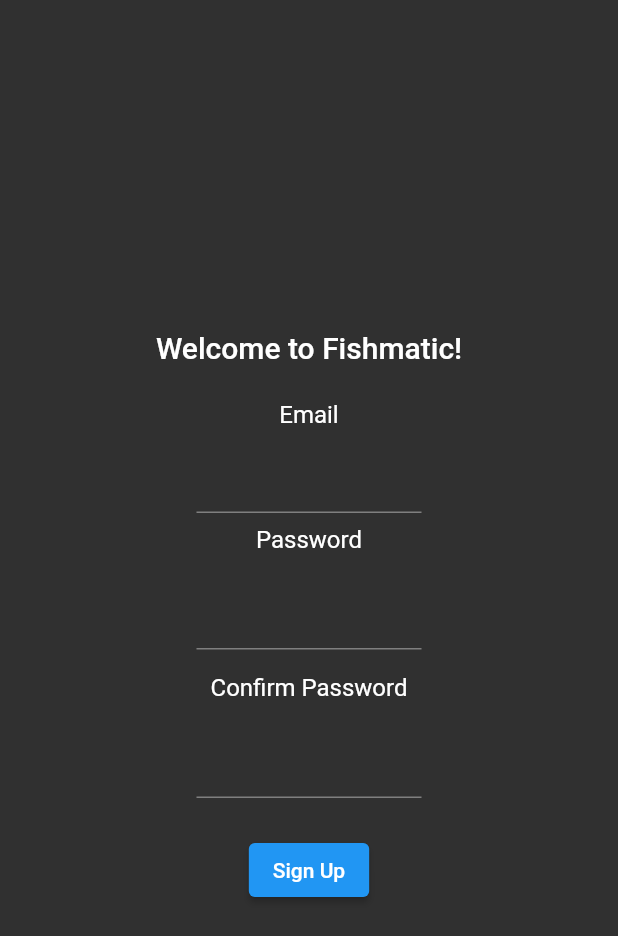
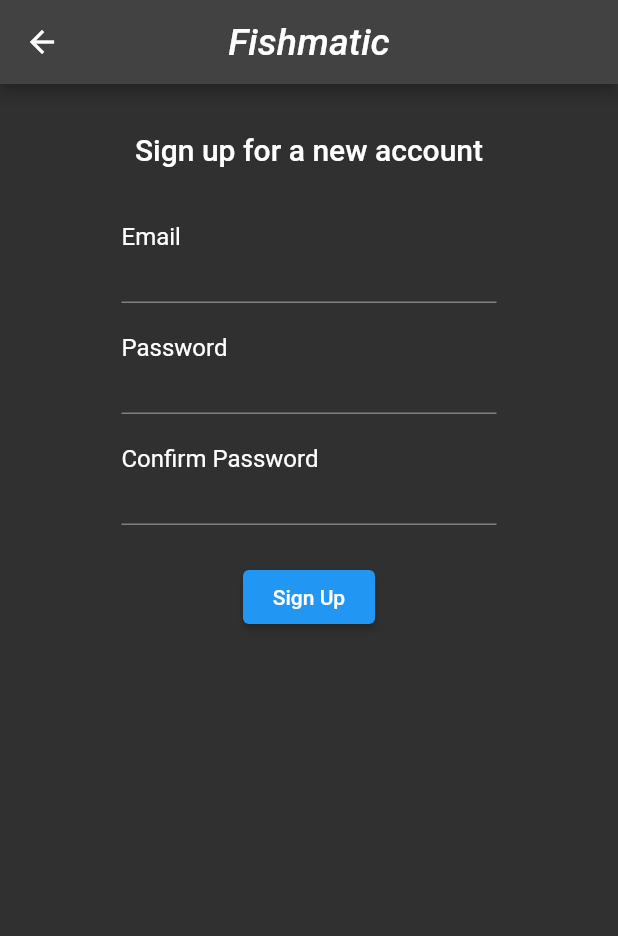
Before and after one commit to Saurya0401/fishmatic, a Flutter app: the screen it shows after launch, after a tap on "Login", after a tap on "Sign Up", on a phone screen of 412 x 824 dp. Shown: the top 936 px of the screen. Run offline on Flutter 3.47's test engine with Material 2 defaults, Android fonts, the phone set to English and light mode, and no system bars; our stand-ins replace firebase_auth, firebase_core, firebase_database, rxdart, syncfusion_flutter_gauges; accounts and stored records are empty.

Commit message:
minor UI changes

```diff
--- a/lib/account.dart
+++ b/lib/account.dart
@@ -115,105 +115,105 @@ class _SignUpPageState extends State<SignUpPage> {
   @override
   Widget build(BuildContext context) {
     return Scaffold(
+      appBar: AppBar(
+        title: Text(
+          'Fishmatic',
+          style: TextStyle(
+            fontSize: 25.0,
+            fontStyle: FontStyle.italic,
+          ),
+        ),
+        centerTitle: true,
+      ),
       body: SafeArea(
         child: LayoutBuilder(
-          builder: (context, constraints) => Column(
-            mainAxisAlignment: MainAxisAlignment.center,
+          builder: (context, constraints) => SingleChildScrollView(
+            child: Column(
               children: <Widget>[
                 Center(
                   child: Padding(
-                  padding: const EdgeInsets.all(16.0),
+                    padding: const EdgeInsets.symmetric(
+                        vertical: 32.0, horizontal: 16.0),
                     child: Text(
-                    'Welcome to Fishmatic!',
+                      'Sign up for a new account',
                       style: Theme.of(context).textTheme.titleLarge,
                     ),
                   ),
                 ),
-              Column(
-                mainAxisAlignment: MainAxisAlignment.center,
+                SizedBox(
+                  width: 250.0,
+                  child: Column(
+                    mainAxisSize: MainAxisSize.min,
+                    crossAxisAlignment: CrossAxisAlignment.start,
                     children: <Widget>[
                       Padding(
-                    padding: const EdgeInsets.all(8.0),
+                        padding: const EdgeInsets.only(top: 5.0),
                         child: Text(
                           'Email',
                           style: TextStyle(fontSize: 16.0),
                         ),
                       ),
-                  SizedBox(
-                    width: 150,
-                    child: TextField(
+                      TextField(
                         enabled: !_signingUp,
                         controller: _emailCtrl!,
                         decoration: InputDecoration(
-                          errorText: _validEmail ? null : 'Please enter email'),
+                            isDense: true,
+                            errorText:
+                                _validEmail ? null : 'Please enter email'),
                       ),
-                  ),
-                ],
-              ),
-              Column(
-                mainAxisAlignment: MainAxisAlignment.center,
-                children: <Widget>[
                       Padding(
-                    padding: const EdgeInsets.all(8.0),
+                        padding: const EdgeInsets.only(top: 20.0),
                         child: Text(
                           'Password',
                           style: TextStyle(fontSize: 16.0),
                         ),
                       ),
-                  Padding(
-                    padding: const EdgeInsets.all(8.0),
-                    child: SizedBox(
-                      width: 150,
-                      child: TextField(
+                      TextField(
                         enabled: !_signingUp,
                         controller: _passCtrl!,
                         obscureText: true,
                         decoration: InputDecoration(
+                            isDense: true,
                             errorText:
                                 _validPass ? null : 'Please enter password'),
+                      ),
+                      Padding(
+                        padding: const EdgeInsets.only(top: 20.0),
+                        child: Text(
+                          'Confirm Password',
+                          style: TextStyle(fontSize: 16.0),
+                        ),
+                      ),
+                      TextField(
+                        enabled: !_signingUp,
+                        controller: _confCtrl!,
+                        obscureText: true,
+                        decoration: InputDecoration(
+                            isDense: true,
+                            errorText: _validConf ? null : _confError),
+                      ),
+                      Padding(
+                        padding: const EdgeInsets.all(24.0),
+                        child: Center(
+                          child: SizedBox(
+                            width: 88,
+                            child: ElevatedButton(
+                              onPressed: _signingUp
+                                  ? null
+                                  : () async => await _signUp(),
+                              child: _signingUp
+                                  ? SizedBox(
+                                      width: 22,
+                                      height: 22,
+                                      child: CircularProgressIndicator(),
+                                    )
+                                  : Text('Sign Up'),
+                            ),
                           ),
                         ),
                       ),
                     ],
                   ),
-              Column(
-                mainAxisAlignment: MainAxisAlignment.center,
-                children: <Widget>[
-                  Padding(
-                    padding: const EdgeInsets.all(8.0),
-                    child: Text(
-                      'Confirm Password',
-                      style: TextStyle(fontSize: 16.0),
-                    ),
-                  ),
-                  Padding(
-                    padding: const EdgeInsets.all(8.0),
-                    child: SizedBox(
-                      width: 150,
-                      child: TextField(
-                        enabled: !_signingUp,
-                        controller: _confCtrl!,
-                        obscureText: true,
-                        decoration: InputDecoration(
-                            errorText: _validConf ? null : _confError),
-                      ),
-                    ),
-                  ),
-                ],
-              ),
-              Row(
-                mainAxisAlignment: MainAxisAlignment.center,
-                children: <Widget>[
-                  Padding(
-                    padding: const EdgeInsets.all(16.0),
-                    child: _signingUp
-                        ? null
-                        : ElevatedButton(
-                            onPressed: () async => await _signUp(),
-                            child: Text('Sign Up'),
-                          ),
-                  ),
-                ],
                 ),
                 if (_statusText != null)
                   Text(
@@ -224,6 +224,7 @@ class _SignUpPageState extends State<SignUpPage> {
                     ),
                   ),
               ],
+            ),
           ),
         ),
       ),
@@ -272,9 +273,9 @@ class _LoginPageState extends State<LoginPage> {
         Navigator.popAndPushNamed(context, RouteNames.home);
       } on FirebaseAuthException catch (error) {
         if (error.code == 'user-not-found') {
-          _showError('User not found, please sign-up.');
+          _showError('User not found, please sign-up');
         } else if (error.code == 'wrong-password') {
-          _showError('Wrong password.');
+          _showError('Incorrect password');
         }
       }
     }
@@ -306,91 +307,96 @@ class _LoginPageState extends State<LoginPage> {
   @override
   Widget build(BuildContext context) {
     return Scaffold(
+      appBar: AppBar(
+        title: Text(
+          'Fishmatic',
+          style: TextStyle(
+            fontSize: 25.0,
+            fontStyle: FontStyle.italic,
+          ),
+        ),
+        centerTitle: true,
+      ),
       body: SafeArea(
         child: LayoutBuilder(
-          builder: (context, constraints) => Column(
-            mainAxisAlignment: MainAxisAlignment.center,
+          builder: (context, constraints) => SingleChildScrollView(
+            child: Column(
               children: <Widget>[
                 Center(
                   child: Padding(
-                  padding: const EdgeInsets.all(16.0),
+                    padding: const EdgeInsets.symmetric(
+                        vertical: 32.0, horizontal: 16.0),
                     child: Text(
-                    'Welcome to Fishmatic!',
+                      'Sign in to your account',
                       style: Theme.of(context).textTheme.titleLarge,
                     ),
                   ),
                 ),
-              Row(
-                mainAxisAlignment: MainAxisAlignment.center,
+                SizedBox(
+                  width: 250.0,
+                  child: Column(
+                    crossAxisAlignment: CrossAxisAlignment.start,
                     children: <Widget>[
                       Padding(
-                    padding: const EdgeInsets.all(8.0),
+                        padding: const EdgeInsets.only(top: 5.0),
                         child: Text(
                           'Email',
                           style: TextStyle(fontSize: 16.0),
                         ),
                       ),
-                  SizedBox(
-                    width: 16.0,
-                  ),
-                  SizedBox(
-                    width: 150,
-                    child: TextField(
+                      TextField(
                         enabled: !_loggingIn,
                         controller: _emailCtrl!,
                         decoration: InputDecoration(
-                          errorText: _validEmail ? null : 'Please enter email'),
+                            isDense: true,
+                            errorText:
+                                _validEmail ? null : 'Please enter email'),
                       ),
-                  ),
-                ],
-              ),
-              Row(
-                mainAxisAlignment: MainAxisAlignment.center,
-                children: <Widget>[
                       Padding(
-                    padding: const EdgeInsets.all(8.0),
+                        padding: const EdgeInsets.only(top: 20.0),
                         child: Text(
                           'Password',
                           style: TextStyle(fontSize: 16.0),
                         ),
                       ),
-                  SizedBox(
-                    width: 16.0,
-                  ),
-                  Padding(
-                    padding: const EdgeInsets.all(8.0),
-                    child: SizedBox(
-                      width: 150,
-                      child: TextField(
+                      TextField(
                         enabled: !_loggingIn,
                         controller: _passCtrl!,
                         obscureText: true,
                         decoration: InputDecoration(
+                            isDense: true,
                             errorText:
                                 _validPass ? null : 'Please enter password'),
                       ),
-                    ),
-                  ),
-                ],
-              ),
                       Row(
                         mainAxisAlignment: MainAxisAlignment.center,
-                children: <Widget>[
+                        children: [
                           Padding(
-                    padding: const EdgeInsets.all(16.0),
+                            padding: const EdgeInsets.all(24.0),
+                            child: SizedBox(
+                              width: 88,
+                              child: ElevatedButton(
+                                onPressed: _loggingIn
+                                    ? null
+                                    : () async => await _login(),
                                 child: _loggingIn
-                        ? null
-                        : ElevatedButton(
-                            onPressed: () async => await _login(),
-                            child: Text('Login'),
+                                    ? SizedBox(
+                                        height: 22,
+                                        width: 22,
+                                        child: CircularProgressIndicator())
+                                    : Text(' Login '),
+                              ),
                             ),
                           ),
                           Padding(
-                    padding: const EdgeInsets.fromLTRB(0.0, 16.0, 16.0, 16.0),
-                    child: _loggingIn
+                            padding: const EdgeInsets.fromLTRB(
+                                0.0, 24.0, 24.0, 24.0),
+                            child: SizedBox(
+                              width: 88,
+                              child: ElevatedButton(
+                                onPressed: _loggingIn
                                     ? null
-                        : ElevatedButton(
-                            onPressed: () => Navigator.push(
+                                    : () => Navigator.push(
                                           context,
                                           MaterialPageRoute(
                                             builder: (_) => SignUpPage(
@@ -401,7 +407,11 @@ class _LoginPageState extends State<LoginPage> {
                                 child: Text('Sign Up'),
                               ),
                             ),
+                          ),
                         ],
+                      ),
+                    ],
+                  ),
                 ),
                 if (_statusText != null)
                   Text(
@@ -415,6 +425,7 @@ class _LoginPageState extends State<LoginPage> {
             ),
           ),
         ),
+      ),
     );
   }
 }
```
Lines whose indentation alone changed are shown as unchanged.
